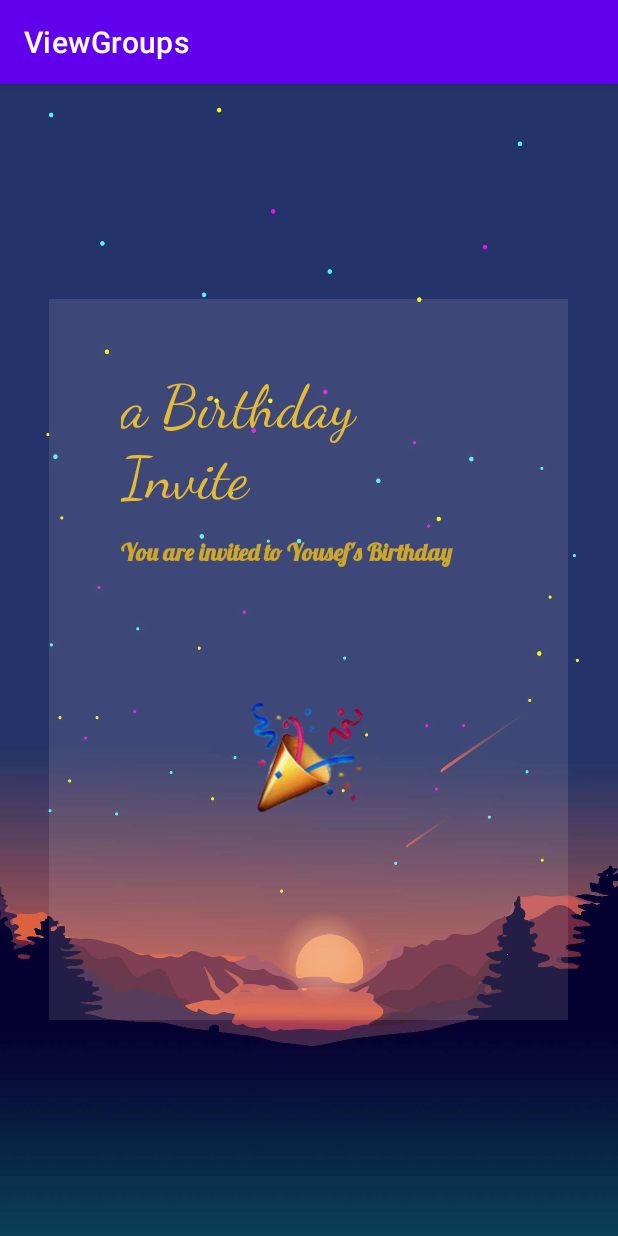
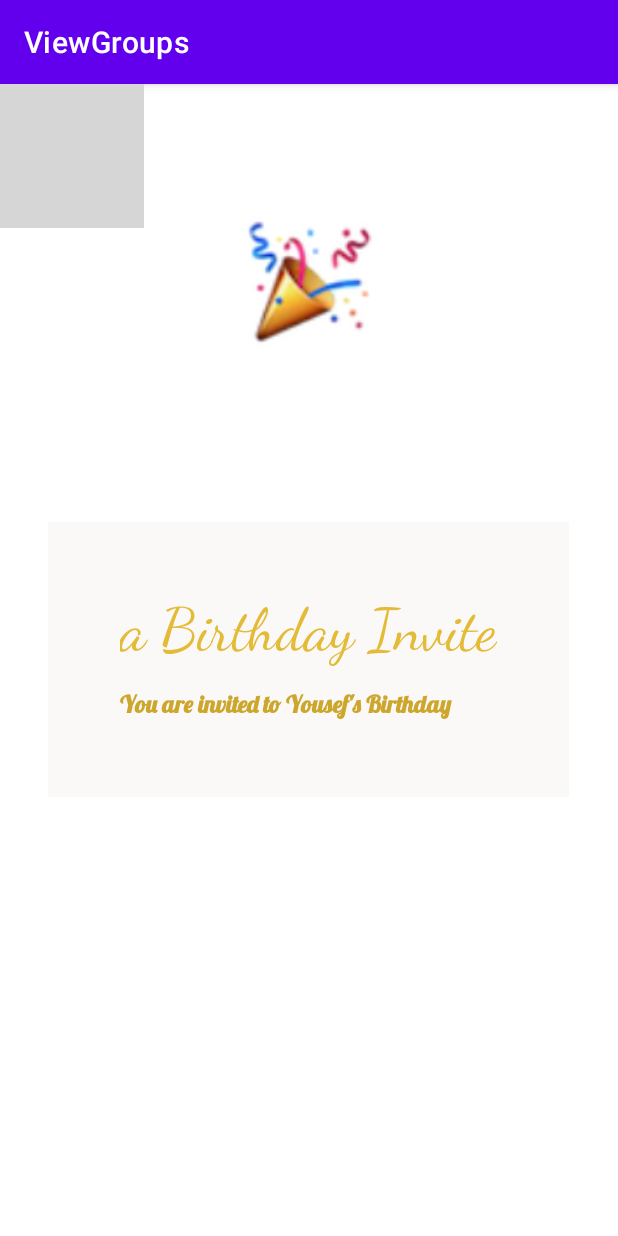
Before and after one commit to YousefAbood/AndroidNanoDegree, an Android app: the screen it shows after launch (MainActivity), on a phone screen of 412 x 824 dp. Run offline under Robolectric (Android 15) with nearby library versions, the phone set to English and light mode, and no system bars; grey boxes are pictures that could not be loaded.

Commit message:
Edited image, few changes

```diff
--- a/Assignment02/app/src/main/res/layout/activity_main.xml
+++ b/Assignment02/app/src/main/res/layout/activity_main.xml
@@ -7,8 +7,8 @@
     tools:context=".MainActivity">
 
 
-a    <ImageView
-        android:src="@drawable/sunsetViewHappyBday"
+    <ImageView
+        android:src="@drawable/sunsetviewhappybday"
         android:layout_width="wrap_content"
         android:layout_height="wrap_content"
         android:scaleType="centerCrop"
@@ -42,14 +42,18 @@ a    <ImageView
             android:textSize="16sp"
             android:textStyle="bold" />
 
-        <ImageView
-            android:src="@drawable/celebration"
-            android:layout_width="250dp"
-            android:layout_height="250dp"
-            android:contentDescription="sunrise"/>
+
 
 
 
     </LinearLayout>
 
+    <ImageView
+        android:layout_centerHorizontal="true"
+        android:layout_marginTop="80dp"
+        android:src="@drawable/celebration"
+        android:layout_width="100dp"
+        android:layout_height="100dp"
+        android:contentDescription="sunrise"/>
+
 </RelativeLayout>
```
Also changed, not shown: Assignment02/app/src/main/res/drawable/celebration.png, Assignment02/app/src/main/res/drawable/sunsetViewHappyBday.jpg (deleted).
